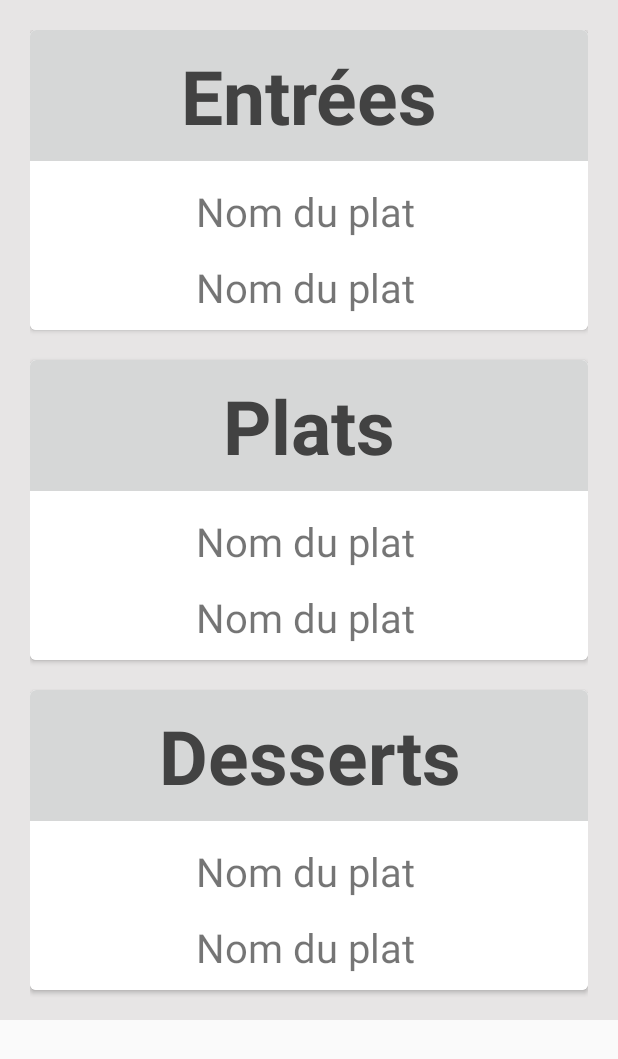
After one commit to Helicose/ChezMomo, an Android app: the layout menumidi.xml on its own in the app's theme, with its tools: preview values and no code run, on a phone screen of 412 x 824 dp. The commit adds this screen. Shown: the top 1059 px of the screen. Run offline under Robolectric (Android 15) with nearby library versions, the phone set to English and light mode, and no system bars.

Commit message:
Ajout page choix menu midi

```diff
--- a/app/src/main/java/com/controle_android/chezmomo/MainActivity.java
+++ b/app/src/main/java/com/controle_android/chezmomo/MainActivity.java
@@ -3,6 +3,7 @@ package com.controle_android.chezmomo;
 import android.support.v7.app.ActionBarActivity;
 import android.support.v7.app.AppCompatActivity;
 import android.os.Bundle;
+import android.view.View;
 import android.widget.ArrayAdapter;
 import android.widget.ListView;
 import android.app.ListActivity;
@@ -30,4 +31,23 @@ public class MainActivity extends AppCompatActivity {
         //liste = (ListView)findViewById(R.id.listView);
         //liste.setAdapter(adapter);
     }
+
+    public void redirectionFormule(View vue){
+        switch (vue.getId()) {
+            case R.id.cartegourmand:
+                //doSomething1();
+                break;
+            case R.id.cartebistrot:
+                //doSomething2();
+                break;
+            case R.id.cartemidi:
+                setContentView(R.layout.menumidi);
+                setTitle("Choix du Menu Midi");
+                break;
+            case R.id.cartepetiots:
+                //doSomething1();
+                break;
+        }
+
+    }
 }
--- a/app/src/main/res/layout/formules.xml
+++ b/app/src/main/res/layout/formules.xml
@@ -15,12 +15,13 @@
 
         <android.support.v7.widget.CardView
             xmlns:card_view="http://schemas.android.com/apk/res-auto"
-            android:id="@+id/card_view"
+            android:id="@+id/cartegourmand"
             android:layout_gravity="center"
             android:layout_width="match_parent"
             android:layout_height="200dp"
             card_view:cardCornerRadius="4dp"
-            android:layout_marginBottom="20dp">
+            android:layout_marginBottom="20dp"
+            android:onClick="redirectionFormule">
 
             <LinearLayout
                 android:layout_width="match_parent"
@@ -63,12 +64,13 @@
 
         <android.support.v7.widget.CardView
             xmlns:card_view="http://schemas.android.com/apk/res-auto"
-            android:id="@+id/card_view2"
+            android:id="@+id/cartebistrot"
             android:layout_gravity="center"
             android:layout_width="match_parent"
             android:layout_height="200dp"
             card_view:cardCornerRadius="4dp"
-            android:layout_marginBottom="20dp">
+            android:layout_marginBottom="20dp"
+            android:onClick="redirectionFormule">
 
             <LinearLayout
                 android:layout_width="match_parent"
@@ -127,12 +129,13 @@
 
         <android.support.v7.widget.CardView
             xmlns:card_view="http://schemas.android.com/apk/res-auto"
-            android:id="@+id/card_view3"
+            android:id="@+id/cartemidi"
             android:layout_gravity="center"
             android:layout_width="match_parent"
             android:layout_height="200dp"
             card_view:cardCornerRadius="4dp"
-            android:layout_marginBottom="20dp">
+            android:layout_marginBottom="20dp"
+            android:onClick="redirectionFormule">
 
             <LinearLayout
                 android:layout_width="match_parent"
@@ -213,12 +216,13 @@
 
         <android.support.v7.widget.CardView
             xmlns:card_view="http://schemas.android.com/apk/res-auto"
-            android:id="@+id/card_view4"
+            android:id="@+id/cartepetiots"
             android:layout_gravity="center"
             android:layout_width="match_parent"
             android:layout_height="200dp"
             card_view:cardCornerRadius="4dp"
-            android:layout_marginBottom="20dp">
+            android:layout_marginBottom="20dp"
+            android:onClick="redirectionFormule">
 
             <LinearLayout
                 android:layout_width="match_parent"
--- /dev/null
+++ b/app/src/main/res/layout/menumidi.xml
@@ -0,0 +1,216 @@
+<?xml version="1.0" encoding="utf-8"?>
+
+<ScrollView xmlns:android="http://schemas.android.com/apk/res/android"
+    android:id="@+id/ScrollView01"
+    android:layout_width="fill_parent"
+    android:layout_height="fill_parent" >
+
+    <LinearLayout
+        android:orientation="vertical" android:layout_width="match_parent"
+        android:layout_height="match_parent"
+        android:paddingTop="20dp"
+        android:paddingLeft="20dp"
+        android:paddingRight="20dp"
+        android:background="#e7e5e5">
+
+        <android.support.v7.widget.CardView
+            xmlns:card_view="http://schemas.android.com/apk/res-auto"
+            android:id="@+id/card_view"
+            android:layout_gravity="center"
+            android:layout_width="match_parent"
+            android:layout_height="200dp"
+            card_view:cardCornerRadius="4dp"
+            android:layout_marginBottom="20dp">
+
+            <LinearLayout
+                android:layout_width="match_parent"
+                android:layout_height="match_parent"
+                android:orientation="vertical"
+                android:background="#ffffff">
+
+                <TextView
+                    android:text="Entrées"
+                    android:layout_width="match_parent"
+                    android:layout_height="wrap_content"
+                    android:id="@+id/textView"
+                    android:textSize="75px"
+                    android:textStyle="bold"
+                    android:textColor="@color/cardview_dark_background"
+                    android:background="?attr/colorButtonNormal"
+                    android:gravity="center"
+                    android:padding="10dp" />
+
+                <TextView
+                    android:text="Nom du plat"
+                    android:layout_width="match_parent"
+                    android:layout_height="wrap_content"
+                    android:textSize="40px"
+                    android:id="@+id/textView2"
+                    android:gravity="center"
+                    android:layout_marginRight="20dp"
+                    android:layout_marginBottom="7dp"
+                    android:layout_marginTop="15dp"
+                    android:layout_marginLeft="15dp" />
+
+                <TextView
+                    android:text="Nom du plat"
+                    android:layout_width="match_parent"
+                    android:layout_height="wrap_content"
+                    android:textSize="40px"
+                    android:id="@+id/textView3"
+                    android:gravity="center"
+                    android:layout_marginRight="20dp"
+                    android:layout_marginBottom="7dp"
+                    android:layout_marginTop="7dp"
+                    android:layout_marginLeft="15dp" />
+
+                <TextView
+                    android:text="Nom du plat"
+                    android:layout_width="match_parent"
+                    android:layout_height="wrap_content"
+                    android:textSize="40px"
+                    android:id="@+id/textView4"
+                    android:gravity="center"
+                    android:layout_marginRight="20dp"
+                    android:layout_marginBottom="7dp"
+                    android:layout_marginTop="7dp"
+                    android:layout_marginLeft="15dp" />
+
+            </LinearLayout>
+        </android.support.v7.widget.CardView>
+
+        <android.support.v7.widget.CardView
+            xmlns:card_view="http://schemas.android.com/apk/res-auto"
+            android:id="@+id/card_view2"
+            android:layout_gravity="center"
+            android:layout_width="match_parent"
+            android:layout_height="200dp"
+            card_view:cardCornerRadius="4dp"
+            android:layout_marginBottom="20dp">
+
+            <LinearLayout
+                android:layout_width="match_parent"
+                android:layout_height="match_parent"
+                android:orientation="vertical"
+                android:background="#ffffff">
+
+                <TextView
+                    android:text="Plats"
+                    android:layout_width="match_parent"
+                    android:layout_height="wrap_content"
+                    android:id="@+id/textView10"
+                    android:textSize="75px"
+                    android:textStyle="bold"
+                    android:textColor="@color/cardview_dark_background"
+                    android:background="?attr/colorButtonNormal"
+                    android:gravity="center"
+                    android:padding="10dp" />
+
+                <TextView
+                    android:text="Nom du plat"
+                    android:layout_width="match_parent"
+                    android:layout_height="wrap_content"
+                    android:textSize="40px"
+                    android:id="@+id/textView6"
+                    android:gravity="center"
+                    android:layout_marginRight="20dp"
+                    android:layout_marginBottom="7dp"
+                    android:layout_marginTop="15dp"
+                    android:layout_marginLeft="15dp" />
+
+                <TextView
+                    android:text="Nom du plat"
+                    android:layout_width="match_parent"
+                    android:layout_height="wrap_content"
+                    android:textSize="40px"
+                    android:id="@+id/textView7"
+                    android:gravity="center"
+                    android:layout_marginRight="20dp"
+                    android:layout_marginBottom="7dp"
+                    android:layout_marginTop="7dp"
+                    android:layout_marginLeft="15dp" />
+
+                <TextView
+                    android:text="Nom du plat"
+                    android:layout_width="match_parent"
+                    android:layout_height="wrap_content"
+                    android:textSize="40px"
+                    android:id="@+id/textView8"
+                    android:gravity="center"
+                    android:layout_marginRight="20dp"
+                    android:layout_marginBottom="7dp"
+                    android:layout_marginTop="7dp"
+                    android:layout_marginLeft="15dp" />
+
+            </LinearLayout>
+        </android.support.v7.widget.CardView>
+
+        <android.support.v7.widget.CardView
+            xmlns:card_view="http://schemas.android.com/apk/res-auto"
+            android:id="@+id/card_view3"
+            android:layout_gravity="center"
+            android:layout_width="match_parent"
+            android:layout_height="200dp"
+            card_view:cardCornerRadius="4dp"
+            android:layout_marginBottom="20dp">
+
+            <LinearLayout
+                android:layout_width="match_parent"
+                android:layout_height="match_parent"
+                android:orientation="vertical"
+                android:background="#ffffff">
+
+                <TextView
+                    android:text="Desserts"
+                    android:layout_width="match_parent"
+                    android:layout_height="wrap_content"
+                    android:id="@+id/textView19"
+                    android:textSize="75px"
+                    android:textStyle="bold"
+                    android:textColor="@color/cardview_dark_background"
+                    android:background="?attr/colorButtonNormal"
+                    android:gravity="center"
+                    android:padding="10dp" />
+
+                <TextView
+                    android:text="Nom du plat"
+                    android:layout_width="match_parent"
+                    android:layout_height="wrap_content"
+                    android:textSize="40px"
+                    android:id="@+id/textView10"
+                    android:gravity="center"
+                    android:layout_marginRight="20dp"
+                    android:layout_marginBottom="7dp"
+                    android:layout_marginTop="15dp"
+                    android:layout_marginLeft="15dp" />
+
+                <TextView
+                    android:text="Nom du plat"
+                    android:layout_width="match_parent"
+                    android:layout_height="wrap_content"
+                    android:textSize="40px"
+                    android:id="@+id/textView11"
+                    android:gravity="center"
+                    android:layout_marginRight="20dp"
+                    android:layout_marginBottom="7dp"
+                    android:layout_marginTop="7dp"
+                    android:layout_marginLeft="15dp" />
+
+                <TextView
+                    android:text="Nom du plat"
+                    android:layout_width="match_parent"
+                    android:layout_height="wrap_content"
+                    android:textSize="40px"
+                    android:id="@+id/textView12"
+                    android:gravity="center"
+                    android:layout_marginRight="20dp"
+                    android:layout_marginBottom="7dp"
+                    android:layout_marginTop="7dp"
+                    android:layout_marginLeft="15dp" />
+
+            </LinearLayout>
+        </android.support.v7.widget.CardView>
+
+    </LinearLayout>
+
+</ScrollView>
--- /dev/null
+++ b/app/src/main/res/layout/menupetiots.xml
@@ -0,0 +1,6 @@
+<?xml version="1.0" encoding="utf-8"?>
+<LinearLayout xmlns:android="http://schemas.android.com/apk/res/android"
+    android:orientation="vertical" android:layout_width="match_parent"
+    android:layout_height="match_parent">
+
+</LinearLayout>
```
